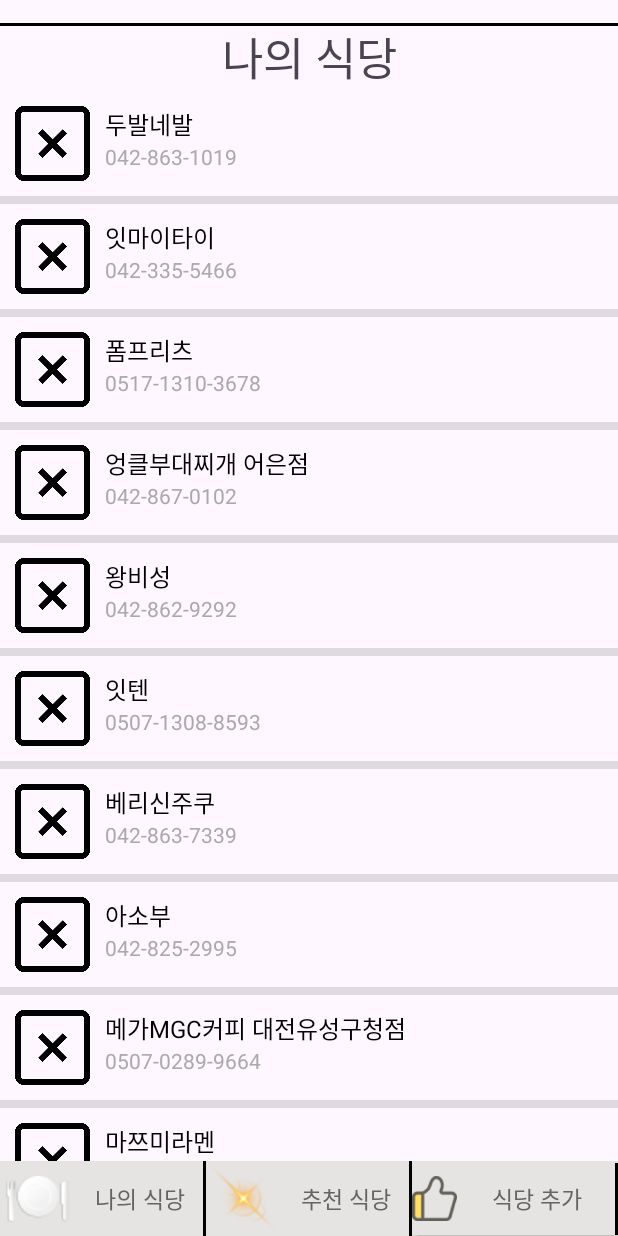
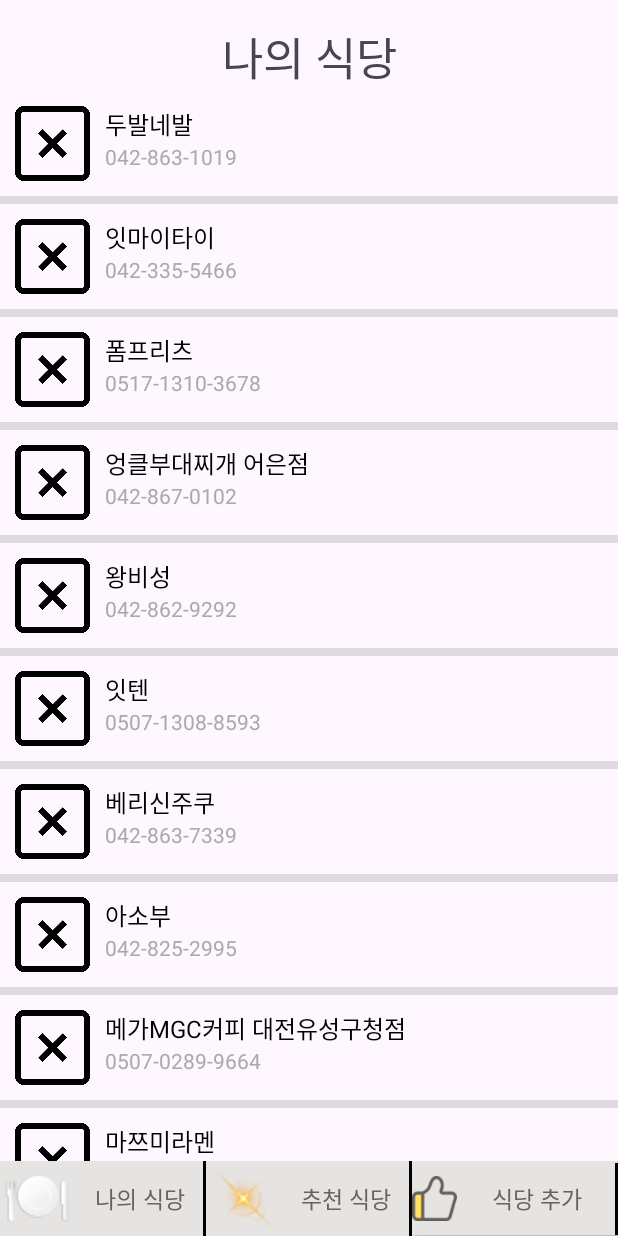
Before and after one commit to KangGunn/Madcamp_Week1, an Android app: the screen it shows after launch (MainActivity), on a phone screen of 412 x 824 dp. Run offline under Robolectric (Android 15) with nearby library versions, the phone set to English and light mode, and no system bars.

Commit message:
12/30 - 주요 기능 구현 완료

```diff
--- a/app/src/main/res/drawable/rectangle_1.xml
+++ /dev/null
@@ -1,4 +0,0 @@
-<?xml version="1.0" encoding="utf-8"?>
-<selector xmlns:android="http://schemas.android.com/apk/res/android">
-
-</selector>
--- a/app/src/main/res/drawable/rectangle_2.xml
+++ /dev/null
@@ -1,4 +0,0 @@
-<?xml version="1.0" encoding="utf-8"?>
-<selector xmlns:android="http://schemas.android.com/apk/res/android">
-
-</selector>
--- a/app/src/main/res/layout/fragment_1.xml
+++ b/app/src/main/res/layout/fragment_1.xml
@@ -26,13 +26,10 @@
         android:layout_height="0dp"
         android:layout_weight="1"
         android:dividerHeight="5dp"
+        app:layout_constraintBottom_toTopOf="@id/buttons"
         app:layout_constraintTop_toBottomOf="@id/title"
-        app:layout_constraintBottom_toTopOf="@id/buttons"/>
+        tools:layout_editor_absoluteX="-34dp" />
 
-    <View
-        android:layout_width="match_parent"
-        android:layout_height="2dp"
-        android:background="@color/black" />
 
 
     <androidx.constraintlayout.widget.ConstraintLayout
```
Also changed, not shown: app/src/main/res/layout/grid_item.xml (line endings or trailing spaces).
